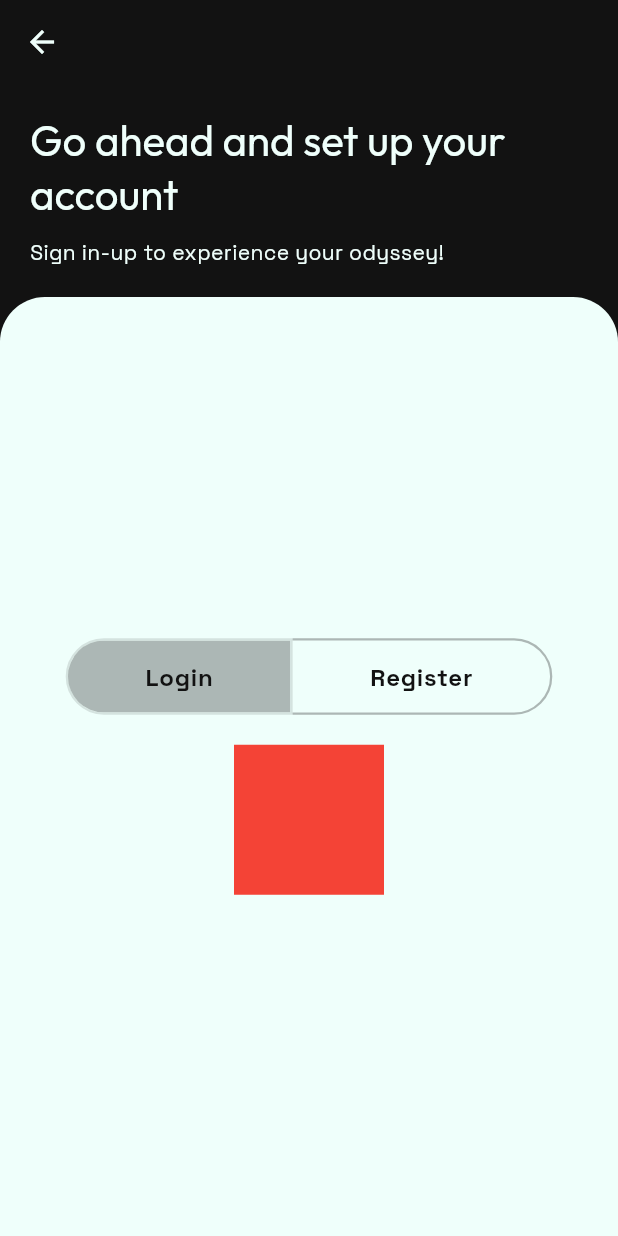
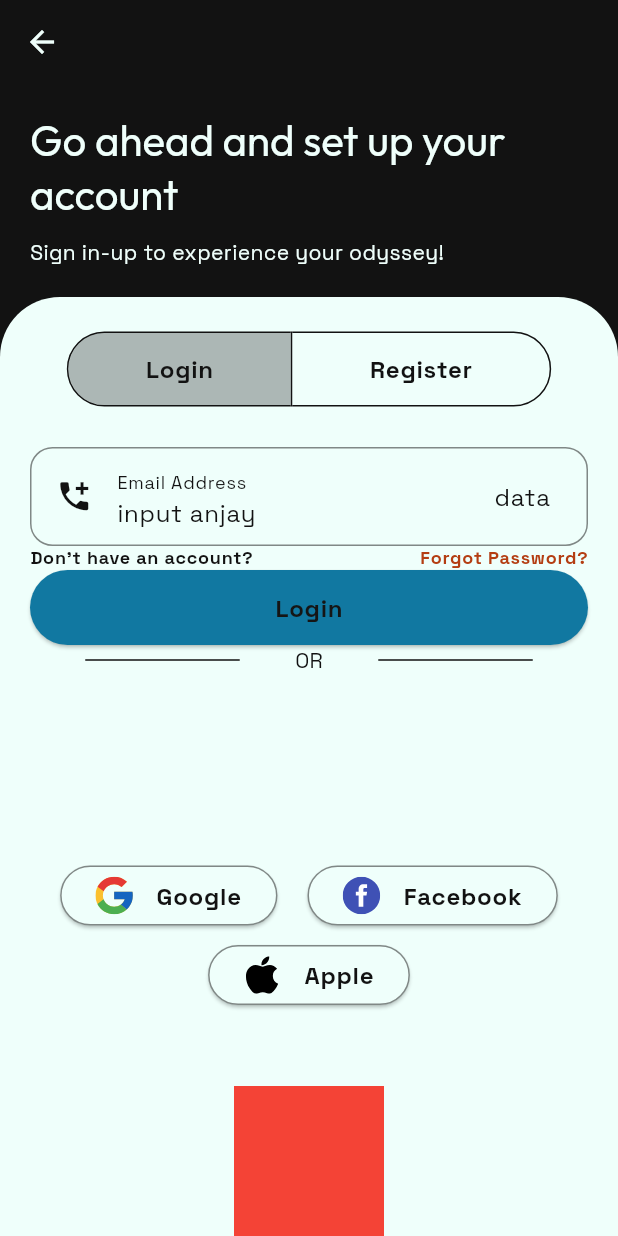
Before and after one commit to baxelnut/virtual_tourism, a Flutter app: the screen it shows after launch, item 4 of the bottom bar chosen, after a tap on "Login Page", on a phone screen of 412 x 824 dp. Run offline on Flutter 3.47's test engine with Material 3 defaults, Android fonts, the phone set to English and light mode, and no system bars; our stand-ins replace firebase_auth, firebase_core, flutter_dotenv, flutter_svg, google_fonts, google_nav_bar and 1 more; missing offline and left inert: panorama_viewer; accounts and stored records are empty; network calls fail.

Commit message:
login page display on progress

```diff
--- a/lib/src/app.dart
+++ b/lib/src/app.dart
@@ -79,9 +79,8 @@ class _MyAppState extends State<MyApp> {
           padding: const EdgeInsets.symmetric(horizontal: 10, vertical: 12),
           child: Container(
             decoration: BoxDecoration(
-              color: isDark ? const Color(0xff045980) : const Color(0xff1289B4),
+              color: isDark ? const Color(0xff1289B4) : const Color(0xff1178A1),
               borderRadius: BorderRadius.circular(28),
-              // border: Border.all(color: Colors.black),
               boxShadow: [
                 BoxShadow(
                   color: theme.colorScheme.onSurface.withOpacity(0.6),
--- a/lib/src/components/cards_header.dart
+++ b/lib/src/components/cards_header.dart
@@ -36,7 +36,8 @@ class CardsHeader extends StatelessWidget {
               },
               child: Text(
                 'See All',
-                style: theme.textTheme.labelSmall,
+                style: theme.textTheme.labelSmall
+                    ?.copyWith(decoration: TextDecoration.underline),
               ))
         ],
       ),
--- a/lib/src/data/theme/theme.dart
+++ b/lib/src/data/theme/theme.dart
@@ -5,7 +5,7 @@ ThemeData lightMode = ThemeData(
   useMaterial3: true,
   brightness: Brightness.light,
   colorScheme: const ColorScheme.light(
-    primary: Color(0xff1289B4),
+    primary: Color(0xff1178A1),
     secondary: Color(0xffB43D12),
     onPrimary: Color(0xffEFFFFB),
     onSecondary: Color(0xffEFFFFB),
@@ -68,7 +68,7 @@ ThemeData darkMode = ThemeData(
   useMaterial3: true,
   brightness: Brightness.dark,
   colorScheme: const ColorScheme.dark(
-    primary: Color(0xff045980),
+    primary: Color(0xff1289B4),
     secondary: Color(0xffCE4919),
     onPrimary: Color(0xffEFFFFB),
     onSecondary: Color(0xffEFFFFB),
--- a/lib/src/login/login_page.dart
+++ b/lib/src/login/login_page.dart
@@ -1,4 +1,5 @@
 import 'package:flutter/material.dart';
+import 'package:flutter_svg/flutter_svg.dart';
 
 class LoginPage extends StatefulWidget {
   const LoginPage({super.key});
@@ -14,16 +15,23 @@ class _LoginPageState extends State<LoginPage> {
   Widget build(BuildContext context) {
     final theme = Theme.of(context);
     final screenSize = MediaQuery.of(context).size;
+    const Color absoluteBlack = Color(0xff121212);
+    final Color absoluteWhite = theme.colorScheme.onPrimary;
 
     return Scaffold(
       appBar: AppBar(
-        surfaceTintColor: Colors.transparent,
-        shadowColor: Colors.transparent,
-        backgroundColor: Colors.transparent,
-        foregroundColor: const Color(0xffEFFFFB),
+        surfaceTintColor: absoluteBlack,
+        shadowColor: absoluteBlack,
+        backgroundColor: absoluteBlack,
+        foregroundColor: absoluteWhite,
       ),
-      backgroundColor: const Color(0xff121212),
+      backgroundColor: absoluteWhite,
       body: Column(
+        children: [
+          Container(
+            color: absoluteBlack,
+            width: screenSize.width,
+            child: Column(
               crossAxisAlignment: CrossAxisAlignment.stretch,
               children: [
                 const SizedBox(height: 20),
@@ -32,7 +40,7 @@ class _LoginPageState extends State<LoginPage> {
                   child: Text(
                     'Go ahead and set up your account',
                     style: theme.textTheme.headlineMedium
-                  ?.copyWith(color: const Color(0xffEFFFFB)),
+                        ?.copyWith(color: absoluteWhite),
                   ),
                 ),
                 const SizedBox(height: 10),
@@ -41,24 +49,112 @@ class _LoginPageState extends State<LoginPage> {
                   child: Text(
                     'Sign in-up to experience your odyssey!',
                     style: theme.textTheme.bodyMedium
-                  ?.copyWith(color: const Color(0xffEFFFFB)),
+                        ?.copyWith(color: absoluteWhite),
                   ),
                 ),
                 const SizedBox(height: 20),
+                Container(
+                  width: screenSize.width,
+                  height: 80,
+                  decoration: BoxDecoration(
+                      color: absoluteWhite,
+                      borderRadius: const BorderRadius.only(
+                          topLeft: Radius.circular(40),
+                          topRight: Radius.circular(40))),
+                  child: Center(
+                      child: toggleButton(
+                          isSelected: isSelected,
+                          absoluteBlack: absoluteBlack)),
+                )
+              ],
+            ),
+          ),
           Expanded(
-            child: Container(
-              width: screenSize.width,
-              decoration: const BoxDecoration(
-                  color: Color(0xffEFFFFB),
-                  borderRadius: BorderRadius.only(
-                      topLeft: Radius.circular(30),
-                      topRight: Radius.circular(30))),
-              child: Center(
+            child: Padding(
+              padding: const EdgeInsets.symmetric(horizontal: 20),
               child: Column(
-                  mainAxisAlignment: MainAxisAlignment.center,
+                mainAxisAlignment: MainAxisAlignment.start,
                 children: [
-                    toggleButton(isSelected: isSelected),
                   const SizedBox(height: 20),
+                  ListTile(
+                    dense: true,
+                    shape: RoundedRectangleBorder(
+                        side: BorderSide(
+                            color: absoluteBlack.withOpacity(0.5), width: 1),
+                        borderRadius: BorderRadius.circular(15)),
+                    leading: const Icon(
+                      Icons.add_ic_call,
+                      size: 25,
+                      color: absoluteBlack,
+                    ),
+                    title: Text('Email Address',
+                        style: theme.textTheme.labelMedium
+                            ?.copyWith(color: absoluteBlack)),
+                    subtitle: Text('input anjay',
+                        style: theme.textTheme.bodyLarge
+                            ?.copyWith(color: absoluteBlack)),
+                    trailing: Text('data',
+                        style: theme.textTheme.bodyLarge
+                            ?.copyWith(color: absoluteBlack)),
+                  ),
+
+                  Row(
+                    mainAxisAlignment: MainAxisAlignment.spaceBetween,
+                    children: [
+                      Text(
+                        "Don't have an account?",
+                        style: theme.textTheme.labelMedium?.copyWith(
+                            fontWeight: FontWeight.bold, color: absoluteBlack),
+                      ),
+                      Text(
+                        'Forgot Password?',
+                        style: theme.textTheme.labelMedium?.copyWith(
+                            fontWeight: FontWeight.bold,
+                            color: theme.colorScheme.secondary),
+                      )
+                    ],
+                  ),
+                  ElevatedButton(
+                      style: ElevatedButton.styleFrom(
+                          fixedSize: Size(screenSize.width, 50),
+                          backgroundColor: theme.colorScheme.primary),
+                      onPressed: () {},
+                      child: Text(
+                        'Login',
+                        style: theme.textTheme.bodyLarge
+                            ?.copyWith(fontWeight: FontWeight.bold),
+                      )),
+
+                  Row(
+                    mainAxisAlignment: MainAxisAlignment.spaceEvenly,
+                    children: [
+                      Container(
+                          height: 1,
+                          width: screenSize.width / 4,
+                          color: absoluteBlack),
+                      Text(
+                        'OR',
+                        style: theme.textTheme.bodyMedium
+                            ?.copyWith(color: absoluteBlack),
+                      ),
+                      Container(
+                          height: 1,
+                          width: screenSize.width / 4,
+                          color: absoluteBlack),
+                    ],
+                  ),
+                  const Spacer(),
+                  Wrap(
+                    spacing: 20,
+                    runSpacing: 5,
+                    alignment: WrapAlignment.spaceEvenly,
+                    children: [
+                      methodButton(methodName: 'Google'),
+                      methodButton(methodName: 'Facebook'),
+                      methodButton(methodName: 'Apple'),
+                    ],
+                  ),
+                  const SizedBox(height: 50),
                   Container(
                     width: 100,
                     height: 100,
@@ -68,21 +164,24 @@ class _LoginPageState extends State<LoginPage> {
               ),
             ),
           ),
-          ),
         ],
       ),
     );
   }
 
-  Widget toggleButton({required List<bool> isSelected}) {
+  Widget toggleButton(
+      {required List<bool> isSelected, required Color absoluteBlack}) {
     final theme = Theme.of(context);
     final screenSize = MediaQuery.of(context).size;
     List<String> ops = ['Login', 'Register'];
-    return ToggleButtons(
+    return Padding(
+      padding: const EdgeInsets.only(top: 16),
+      child: ToggleButtons(
         isSelected: isSelected,
-      fillColor: const Color(0xff121212).withOpacity(0.3),
-      borderColor: const Color(0xff121212).withOpacity(0.3),
-      borderWidth: 1.5,
+        fillColor: absoluteBlack.withOpacity(0.3),
+        borderColor: absoluteBlack,
+        selectedBorderColor: absoluteBlack,
+        borderWidth: 1,
         borderRadius: BorderRadius.circular(30),
         onPressed: (index) {
           setState(() {
@@ -97,10 +196,39 @@ class _LoginPageState extends State<LoginPage> {
                   vertical: 12, horizontal: screenSize.width / 8),
               child: Text(ops[i],
                   style: theme.textTheme.bodyLarge?.copyWith(
-                    color: const Color(0xff121212),
-                    fontWeight: FontWeight.bold)),
+                      color: absoluteBlack, fontWeight: FontWeight.bold)),
             ),
         ],
+      ),
     );
   }
+
+  Widget methodButton({
+    required String methodName,
+  }) {
+    final theme = Theme.of(context);
+    const Color absoluteBlack = Color(0xff121212);
+    final Color absoluteWhite = theme.colorScheme.onPrimary;
+    return ElevatedButton.icon(
+        style: ElevatedButton.styleFrom(
+            backgroundColor: absoluteWhite,
+            side: BorderSide(
+              width: 1,
+              color: absoluteBlack.withOpacity(0.5),
+            )),
+        onPressed: () {},
+        icon: CircleAvatar(
+          backgroundColor: Colors.transparent,
+          child: SvgPicture.asset(
+            'assets/icons/${methodName.toLowerCase()}.svg',
+            width: 25,
+            height: 25,
+          ),
+        ),
+        label: Text(
+          methodName,
+          style: theme.textTheme.bodyLarge
+              ?.copyWith(color: absoluteBlack, fontWeight: FontWeight.bold),
+        ));
   }
+}
--- a/lib/src/pages/settings/settings_tiles.dart
+++ b/lib/src/pages/settings/settings_tiles.dart
@@ -4,14 +4,12 @@ class SettingsTiles extends StatelessWidget {
   final String heading;
   final List<IconData> leadingIcon;
   final List<String> title;
-  // final List<String> subtitle;
   final List<Widget> trailingWidget;
   const SettingsTiles({
     super.key,
     required this.heading,
     required this.leadingIcon,
     required this.title,
-    // required this.subtitle,
     required this.trailingWidget,
   });
 
--- a/pubspec.yaml
+++ b/pubspec.yaml
@@ -19,6 +19,7 @@ dependencies:
   provider: ^6.1.2
   shared_preferences: ^2.2.3
   panorama_viewer: ^1.0.3
+  flutter_svg: ^2.0.10+1
 
 dev_dependencies:
   flutter_test:
@@ -55,5 +56,6 @@ flutter:
     # Add assets from the images directory to the application.
     - .env
     - assets/
+    - assets/icons/
     - assets/images/
     - assets/images/thumbs/
```
Also changed, not shown: assets/icons/apple.svg (added), assets/icons/facebook.svg (added), assets/icons/google.svg (added), pubspec.lock. Lines whose indentation alone changed are shown as unchanged.
